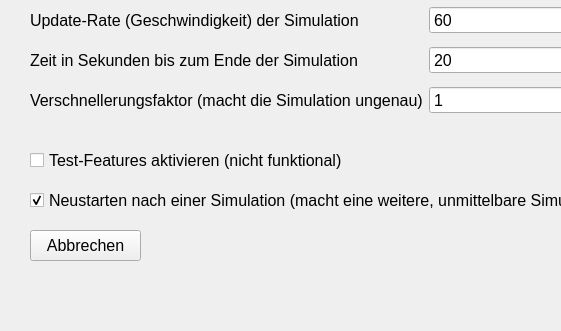
This is ui/settings.ui in fflopsi/twobodyproblem as Qt 5 draws it before an edit; both pictures show x 0 to 561 and y 204 to 535 of the 863 by 535 pixel window. The edited form follows.
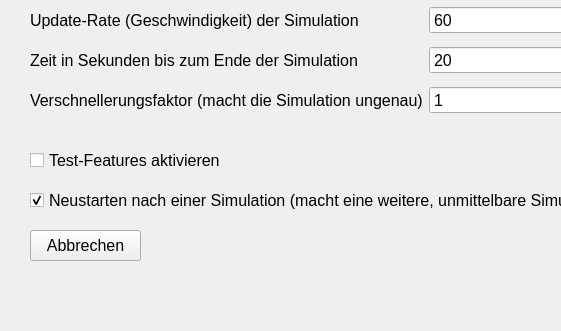
This is the edited form.

Diff of the .ui file:
```diff
--- a/ui/settings.ui
+++ b/ui/settings.ui
@@ -250,7 +250,7 @@
      </rect>
     </property>
     <property name="text">
-     <string>Test-Features aktivieren (nicht funktional)</string>
+     <string>Test-Features aktivieren</string>
     </property>
    </widget>
    <widget class="QWidget" name="gridLayoutWidget_3">
```
